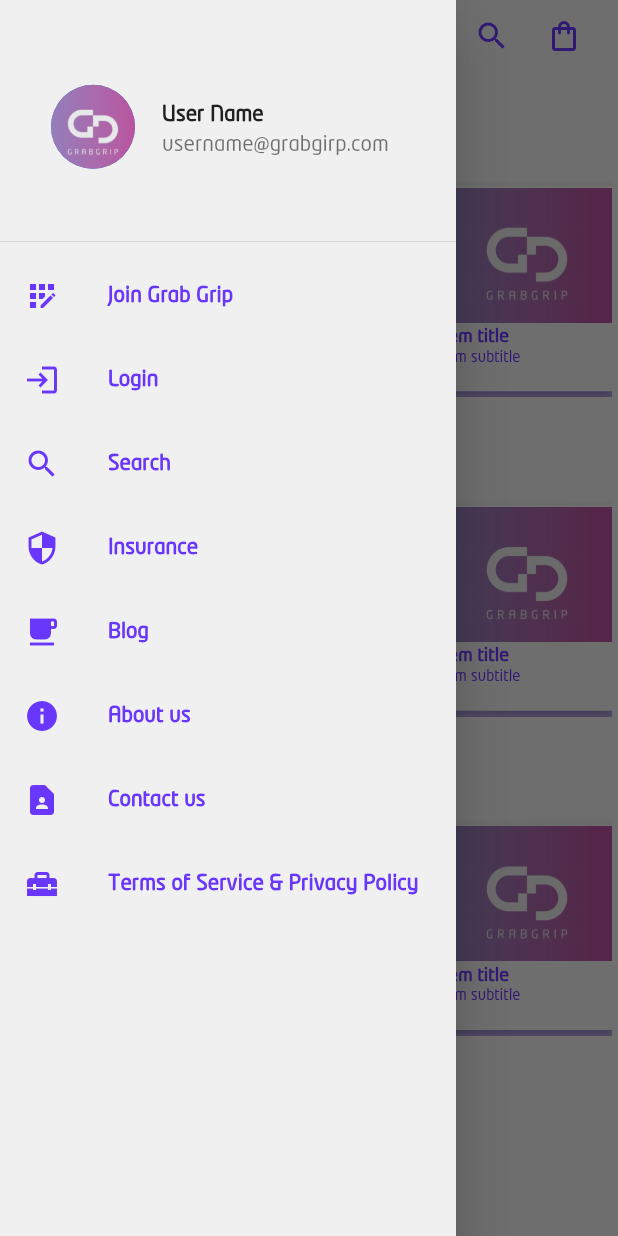
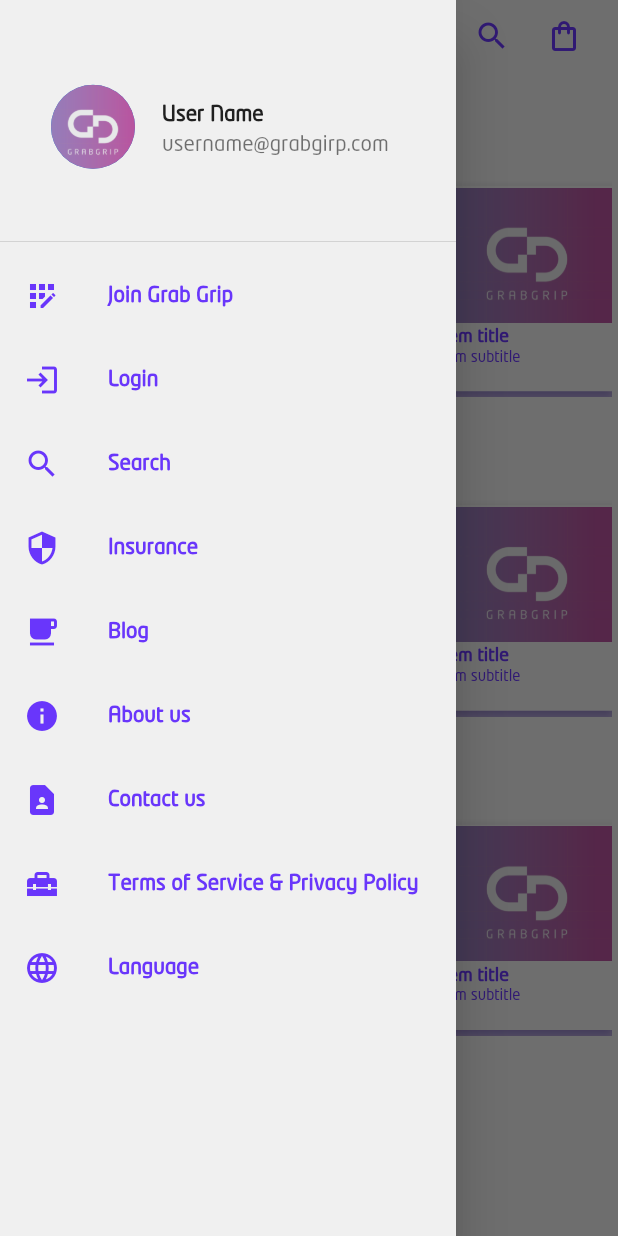
Before and after one commit to ramaalshaban/GrabGrip_App, a Flutter app: the screen it shows after launch, with the side drawer open, on a phone screen of 412 x 824 dp. Run offline on Flutter 3.47's test engine with Material 2 defaults, Android fonts, the phone set to English and light mode, and no system bars; our stand-ins replace auto_route, flutter_riverpod; generated files the repository leaves out were written again.

Commit message:
feat: Add translation to the app
The app now has a button in the drawer that shows a language picker dialog.
In this dialog, there are two buttons. One button is for changing the
the app's language to Arabic. And the other one is for changing the language
to English.

```diff
--- /dev/null
+++ b/l10n.yaml
@@ -0,0 +1,3 @@
+arb-dir: assets/l10n
+template-arb-file: app_en.arb
+output-localization-file: app_localizations.dart
--- /dev/null
+++ b/lib/configs/providers/providers.dart
@@ -0,0 +1,7 @@
+import 'package:flutter/material.dart';
+import 'package:flutter_riverpod/flutter_riverpod.dart';
+import 'package:grab_grip/configs/providers/local_provider.dart';
+
+final localeProvider = StateNotifierProvider<LocaleProvider, Locale>((_) {
+  return LocaleProvider();
+});
--- a/lib/features/browsing/home/home_screen.dart
+++ b/lib/features/browsing/home/home_screen.dart
@@ -1,4 +1,5 @@
 import 'package:flutter/material.dart';
+import 'package:flutter_gen/gen_l10n/app_localizations.dart';
 import 'package:grab_grip/features/browsing/home/widgets/drawer.dart';
 import 'package:grab_grip/features/browsing/home/widgets/home_app_bar.dart';
 import 'package:grab_grip/features/browsing/home/widgets/horizontal_list.dart';
@@ -16,18 +17,18 @@ class HomeScreen extends StatelessWidget {
       body: SingleChildScrollView(
         child: Column(
           crossAxisAlignment: CrossAxisAlignment.stretch,
-          children: const [
+          children: [
             HorizontalList(
-              title: "Explore",
-              data: ["", "", "", "", "", "", "", "", "", ""],
+              title: AppLocalizations.of(context)!.explore,
+              data: const ["", "", "", "", "", "", "", "", "", ""],
             ),
             HorizontalList(
-              title: "Best Sellers",
-              data: ["", "", "", "", "", ""],
+              title: AppLocalizations.of(context)!.best_sellers,
+              data: const ["", "", "", "", "", ""],
             ),
             HorizontalList(
-              title: "Top Trends",
-              data: ["", "", "", "", "", "", "", "", "", ""],
+              title: AppLocalizations.of(context)!.top_trends,
+              data: const ["", "", "", "", "", "", "", "", "", ""],
             )
           ],
         ),
--- a/lib/features/browsing/home/widgets/drawer.dart
+++ b/lib/features/browsing/home/widgets/drawer.dart
@@ -1,5 +1,8 @@
 import 'package:auto_route/auto_route.dart';
 import 'package:flutter/material.dart';
+import 'package:flutter_gen/gen_l10n/app_localizations.dart';
+import 'package:flutter_riverpod/flutter_riverpod.dart';
+import 'package:grab_grip/configs/providers/providers.dart';
 import 'package:grab_grip/configs/routes/app_router.gr.dart';
 import 'package:grab_grip/style/colors.dart';
 
@@ -13,48 +16,49 @@ class AppDrawer extends StatelessWidget {
         color: AppColors.white,
         child: ListView(
           padding: EdgeInsets.zero,
-          children: const <Widget>[
-            AppDrawerHeader(),
+          children: <Widget>[
+            const AppDrawerHeader(),
             DrawerButton(
               Icons.app_registration,
-              "Join Grab Grip",
-              RegisterScreenRoute(),
+              AppLocalizations.of(context)!.join,
+              const RegisterScreenRoute(),
             ),
             DrawerButton(
               Icons.login,
-              "Login",
-              LoginScreenRoute(),
+              AppLocalizations.of(context)!.login,
+              const LoginScreenRoute(),
             ),
             DrawerButton(
               Icons.search,
-              "Search",
-              AboutUsScreenRoute(),
+              AppLocalizations.of(context)!.search,
+              const AboutUsScreenRoute(),
             ),
             DrawerButton(
               Icons.security,
-              "Insurance",
-              AboutUsScreenRoute(),
+              AppLocalizations.of(context)!.insurance,
+              const AboutUsScreenRoute(),
             ),
             DrawerButton(
               Icons.free_breakfast,
-              "Blog",
-              AboutUsScreenRoute(),
+              AppLocalizations.of(context)!.blog,
+              const AboutUsScreenRoute(),
             ),
             DrawerButton(
               Icons.info,
-              "About us",
-              AboutUsScreenRoute(),
+              AppLocalizations.of(context)!.about_us,
+              const AboutUsScreenRoute(),
             ),
             DrawerButton(
               Icons.contact_page,
-              "Contact us",
-              AboutUsScreenRoute(),
+              AppLocalizations.of(context)!.contact_us,
+              const AboutUsScreenRoute(),
             ),
             DrawerButton(
               Icons.home_repair_service,
-              "Terms of Service & Privacy Policy",
-              AboutUsScreenRoute(),
+              AppLocalizations.of(context)!.terms_and_privacy,
+              const AboutUsScreenRoute(),
             ),
+            const LanguagePicker(),
           ],
         ),
       ),
@@ -112,3 +116,51 @@ class DrawerButton extends StatelessWidget {
     );
   }
 }
+
+class LanguagePicker extends StatelessWidget {
+  const LanguagePicker({Key? key}) : super(key: key);
+
+  @override
+  Widget build(BuildContext context) {
+    return ListTile(
+      leading: const Icon(
+        Icons.language,
+        color: AppColors.purple,
+      ),
+      title: Text(
+        AppLocalizations.of(context)!.language,
+        style: const TextStyle(
+          color: AppColors.purple,
+          fontWeight: FontWeight.bold,
+        ),
+      ),
+      onTap: () => showDialog(
+        context: context,
+        builder: (context) {
+          return AlertDialog(
+            title: Text(AppLocalizations.of(context)!.change_app_lang),
+            actionsAlignment: MainAxisAlignment.center,
+            actions: <Widget>[
+              TextButton(
+                onPressed: () {
+                  const english = Locale('en');
+                  context.read(localeProvider.notifier).locale = english;
+                  Navigator.pop(context);
+                },
+                child: const Text("English"),
+              ),
+              TextButton(
+                onPressed: () {
+                  const arabic = Locale('ar');
+                  context.read(localeProvider.notifier).locale = arabic;
+                  Navigator.pop(context);
+                },
+                child: const Text("العربيّة"),
+              )
+            ],
+          );
+        },
+      ),
+    );
+  }
+}
--- a/lib/features/registration/login_screen.dart
+++ b/lib/features/registration/login_screen.dart
@@ -14,7 +14,7 @@ class LoginScreen extends StatelessWidget {
   Widget build(BuildContext context) {
     return Scaffold(
       backgroundColor: AppColors.white,
-      appBar: RegistrationAppBar(),
+      appBar: const RegistrationAppBar(),
       body: Container(
         color: AppColors.white,
         height: screenHeightWithoutExtras(context),
--- a/lib/main.dart
+++ b/lib/main.dart
@@ -1,12 +1,15 @@
 import 'package:flutter/material.dart';
+import 'package:flutter_gen/gen_l10n/app_localizations.dart';
+import 'package:flutter_riverpod/flutter_riverpod.dart';
+import 'package:grab_grip/configs/providers/providers.dart';
 import 'package:grab_grip/configs/routes/app_router.gr.dart';
 import 'package:grab_grip/style/colors.dart';
 
 void main() {
-  runApp(GrabGripApp());
+  runApp(ProviderScope(child: GrabGripApp()));
 }
 
-class GrabGripApp extends StatelessWidget {
+class GrabGripApp extends ConsumerWidget {
   final _appRouter = AppRouter();
   final _themeData = ThemeData(
     primaryColor: AppColors.purple,
@@ -14,12 +17,15 @@ class GrabGripApp extends StatelessWidget {
   );
 
   @override
-  Widget build(BuildContext context) {
+  Widget build(BuildContext context, ScopedReader watch) {
     return MaterialApp.router(
-      title: 'Flutter Demo',
+      locale: watch(localeProvider),
+      title: 'Grab Grip',
       theme: _themeData,
       routerDelegate: _appRouter.delegate(),
       routeInformationParser: _appRouter.defaultRouteParser(),
+      localizationsDelegates: AppLocalizations.localizationsDelegates,
+      supportedLocales: AppLocalizations.supportedLocales,
     );
   }
 }
--- a/pubspec.yaml
+++ b/pubspec.yaml
@@ -28,6 +28,11 @@ dependencies:
   cupertino_icons: ^1.0.2
   flutter:
     sdk: flutter
+  flutter_localizations:
+    sdk: flutter
+  flutter_riverpod: ^0.14.0+3
+  intl: ^0.17.0
+
 
 dev_dependencies:
 
@@ -61,6 +66,7 @@ flutter:
   # included with your application, so that you can use the icons in
   # the material Icons class.
   uses-material-design: true
+  generate: true
 
   # To add assets to your application, add an assets section, like this:
   assets:
```
Also changed, not shown: assets/l10n/app_ar.arb (+54 -0 lines), assets/l10n/app_en.arb (+54 -0 lines), lib/configs/providers/local_provider.dart (added, +14 -0 lines), lib/configs/routes/app_router.gr.dart, pubspec.lock.
